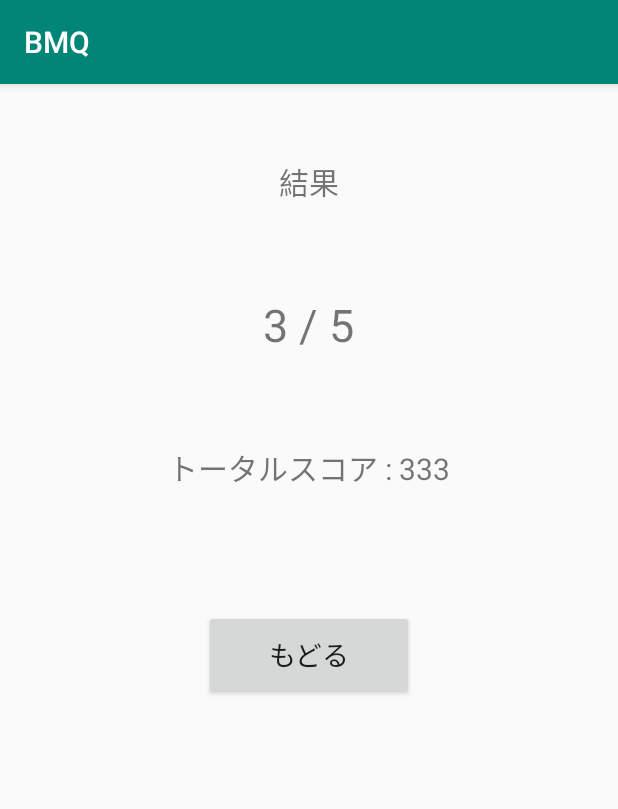
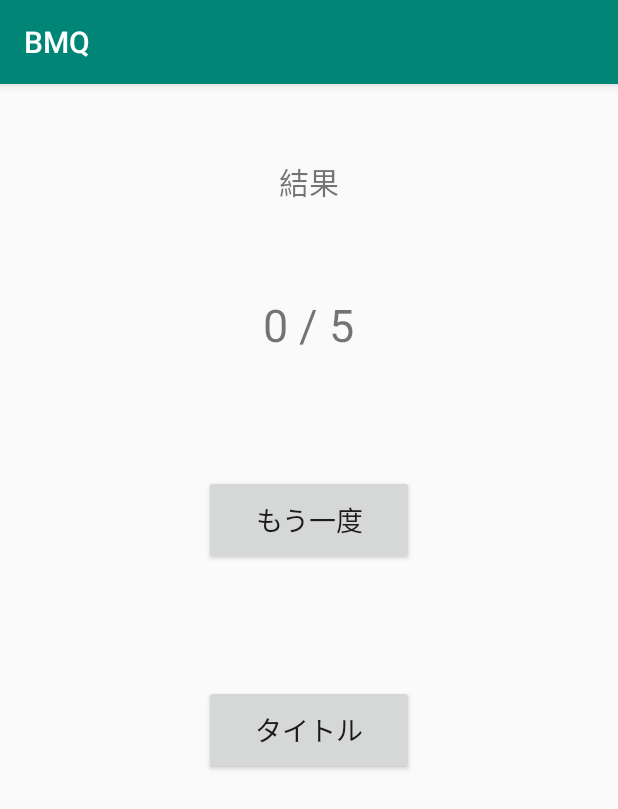
Before and after one commit to Yuk1007/DIE, an Android app: the ResultActivity screen opened directly, with no data from a screen before it, on a phone screen of 412 x 824 dp. Shown: the top 809 px of the screen. Run offline under Robolectric (Android 15) with nearby library versions, the phone set to English and light mode, and no system bars.

Commit message:
スコアの表示とタイトルに戻るボタンの追加

```diff
--- a/app/src/main/java/com/example/bmq/ResultActivity.java
+++ b/app/src/main/java/com/example/bmq/ResultActivity.java
@@ -18,7 +18,7 @@ public class ResultActivity extends AppCompatActivity
         setContentView(R.layout.activity_result);
 
         TextView resultLabel = findViewById(R.id.resultLabel);
-        TextView totalScoreLabel = findViewById(R.id.totalScoreLabel);
+//        TextView totalScoreLabel = findViewById(R.id.totalScoreLabel);
 
         // 正解数を取得
         int score = getIntent().getIntExtra("RIGHT_ANSWER_COUNT", 0);
@@ -31,7 +31,7 @@ public class ResultActivity extends AppCompatActivity
 //        totalScore += score;
 //
 //        // TextViewに表示する
-//        resultLabel.setText(score + " / 5");
+        resultLabel.setText(score + " / 5");
 //        totalScoreLabel.setText("トータルスコア : " + totalScore);
 //
 //        // トータルスコアを保存
@@ -45,4 +45,11 @@ public class ResultActivity extends AppCompatActivity
         Intent intent = new Intent(getApplicationContext(), StartActivity.class);
         startActivity(intent);
     }
+
+    public void moreQuiz(View view)
+    {
+        Intent intent = new Intent(getApplicationContext(), StartActivity.class);
+        startActivity(intent);
+    }
+
 }
--- a/app/src/main/res/layout/activity_result.xml
+++ b/app/src/main/res/layout/activity_result.xml
@@ -19,22 +19,22 @@
             android:id="@+id/resultLabel"
             android:layout_width="wrap_content"
             android:layout_height="wrap_content"
-            android:text="3 / 5"
+            android:text="3 / 10"
             android:textSize="30sp"
-            android:layout_marginTop="60dp"/>
-
-    <TextView
-            android:id="@+id/totalScoreLabel"
-            android:layout_width="wrap_content"
-            android:layout_height="wrap_content"
-            android:text="トータルスコア : 333"
-            android:textSize="20sp"
             android:layout_marginTop="60dp"/>
 
     <Button
             android:layout_width="140dp"
             android:layout_height="60dp"
-            android:text="もどる"
+            android:text="もう一度"
+            android:textSize="18sp"
+            android:layout_marginTop="80dp"
+            android:onClick="moreQuiz"/>
+
+    <Button
+            android:layout_width="140dp"
+            android:layout_height="60dp"
+            android:text="タイトル"
             android:textSize="18sp"
             android:layout_marginTop="80dp"
             android:onClick="returnTop"/>
```
